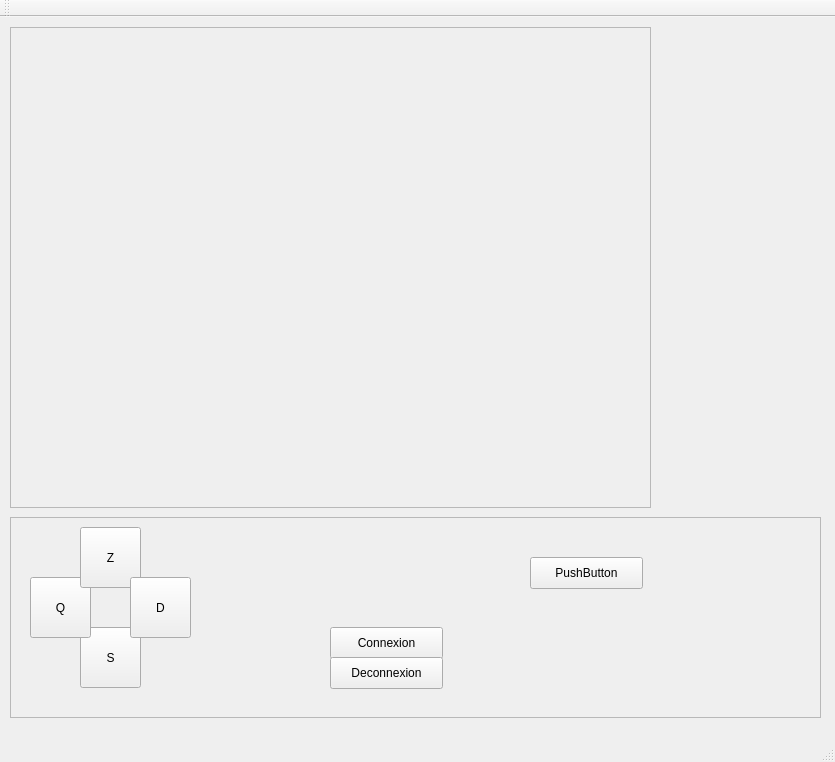
First picture: the form in mainwindow.ui, repository armen953/WifiBot, before the edit.
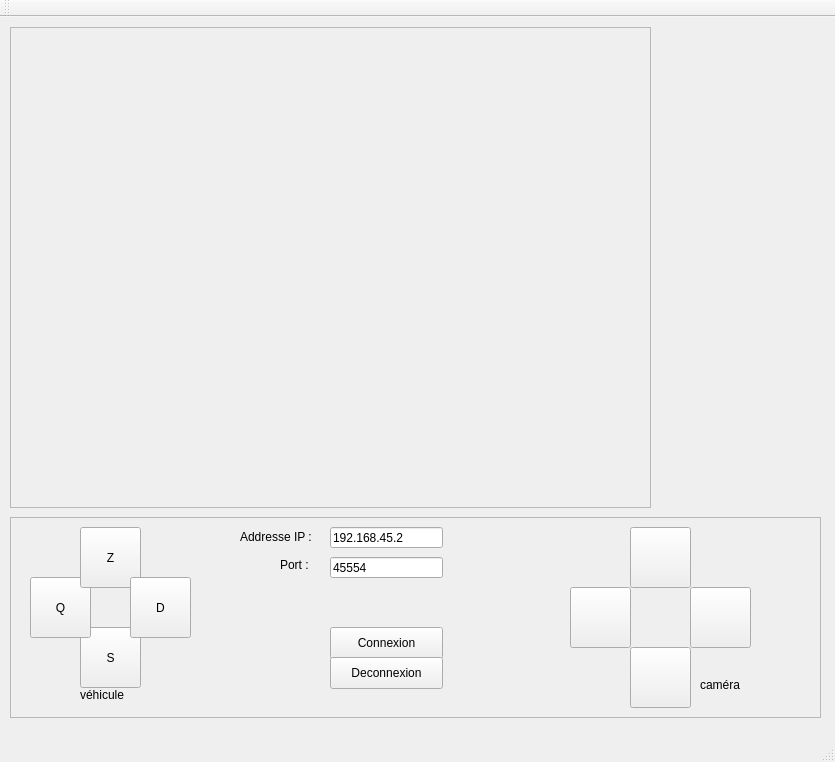
Second picture: the form after the edit.

Patch:
```diff
--- a/mainwindow.ui
+++ b/mainwindow.ui
@@ -107,17 +107,134 @@
       <string>Deconnexion</string>
      </property>
     </widget>
-    <widget class="QPushButton" name="pushButton_5">
+    <widget class="QToolButton" name="haut">
      <property name="geometry">
       <rect>
-       <x>520</x>
+       <x>620</x>
+       <y>10</y>
+       <width>61</width>
+       <height>61</height>
+      </rect>
+     </property>
+     <property name="text">
+      <string/>
+     </property>
+    </widget>
+    <widget class="QToolButton" name="bas">
+     <property name="geometry">
+      <rect>
+       <x>620</x>
+       <y>130</y>
+       <width>61</width>
+       <height>61</height>
+      </rect>
+     </property>
+     <property name="text">
+      <string/>
+     </property>
+    </widget>
+    <widget class="QToolButton" name="droite">
+     <property name="geometry">
+      <rect>
+       <x>680</x>
+       <y>70</y>
+       <width>61</width>
+       <height>61</height>
+      </rect>
+     </property>
+     <property name="text">
+      <string/>
+     </property>
+    </widget>
+    <widget class="QToolButton" name="gauche">
+     <property name="geometry">
+      <rect>
+       <x>560</x>
+       <y>70</y>
+       <width>61</width>
+       <height>61</height>
+      </rect>
+     </property>
+     <property name="text">
+      <string/>
+     </property>
+    </widget>
+    <widget class="QLineEdit" name="hostname">
+     <property name="geometry">
+      <rect>
+       <x>320</x>
+       <y>10</y>
+       <width>113</width>
+       <height>21</height>
+      </rect>
+     </property>
+     <property name="text">
+      <string>192.168.45.2</string>
+     </property>
+    </widget>
+    <widget class="QLineEdit" name="lineEdit">
+     <property name="geometry">
+      <rect>
+       <x>320</x>
        <y>40</y>
        <width>113</width>
-       <height>32</height>
+       <height>21</height>
       </rect>
      </property>
      <property name="text">
-      <string>PushButton</string>
+      <string>45554</string>
+     </property>
+    </widget>
+    <widget class="QLabel" name="label">
+     <property name="geometry">
+      <rect>
+       <x>230</x>
+       <y>10</y>
+       <width>91</width>
+       <height>20</height>
+      </rect>
+     </property>
+     <property name="text">
+      <string>Addresse IP :</string>
+     </property>
+    </widget>
+    <widget class="QLabel" name="label_2">
+     <property name="geometry">
+      <rect>
+       <x>270</x>
+       <y>40</y>
+       <width>41</width>
+       <height>16</height>
+      </rect>
+     </property>
+     <property name="text">
+      <string>Port :</string>
+     </property>
+    </widget>
+    <widget class="QLabel" name="label_3">
+     <property name="geometry">
+      <rect>
+       <x>70</x>
+       <y>170</y>
+       <width>60</width>
+       <height>16</height>
+      </rect>
+     </property>
+     <property name="text">
+      <string>véhicule</string>
+     </property>
+    </widget>
+    <widget class="QLabel" name="label_4">
+     <property name="geometry">
+      <rect>
+       <x>690</x>
+       <y>160</y>
+       <width>60</width>
+       <height>16</height>
+      </rect>
+     </property>
+     <property name="text">
+      <string>caméra</string>
      </property>
     </widget>
    </widget>
```
Left out of the diff: 8 changed lines with no effect on the pictures.
